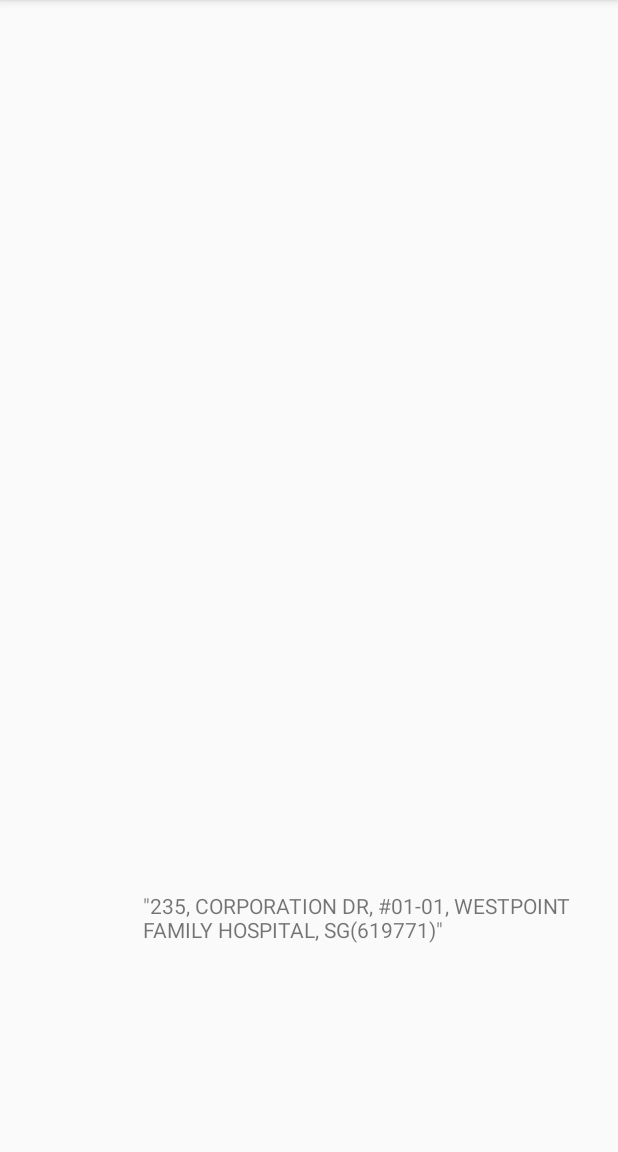
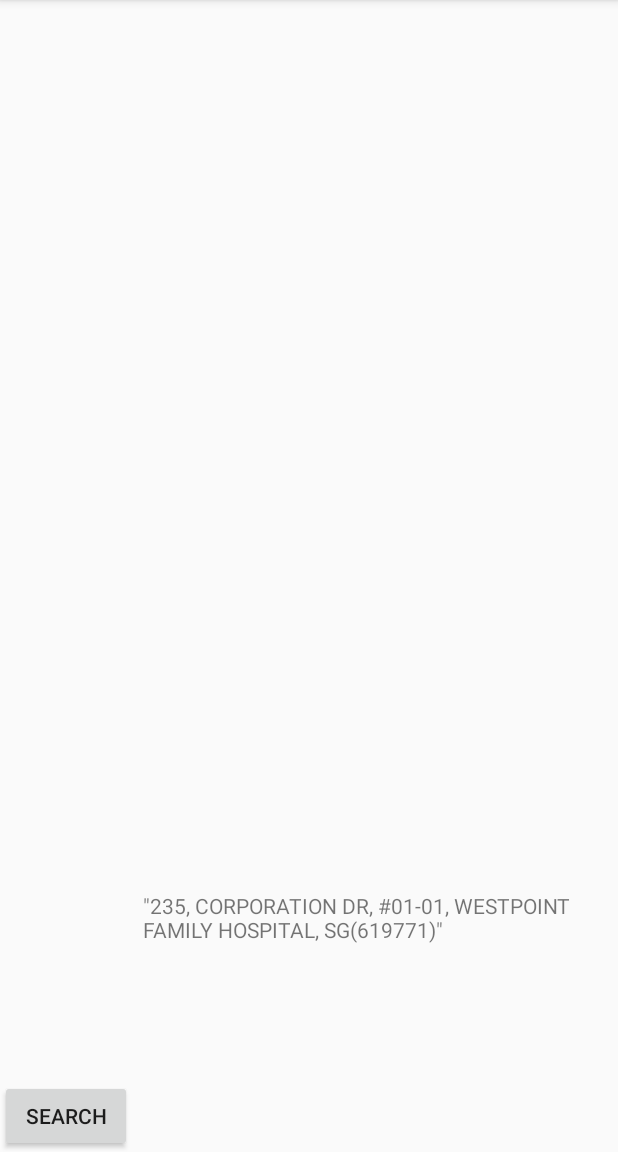
Before and after one commit to Veronica0617/CZ2006, an Android app: the screen it shows after launch (MainActivity), on a phone screen of 412 x 824 dp, the part 84-1236 px from its top. Run offline under Robolectric (Android 15) with nearby library versions, the light colour scheme and no system bars; our stand-ins replace Volley; 1 statement that could not run was skipped.

Commit message:
A search activity added

```diff
--- a/app/build.gradle
+++ b/app/build.gradle
@@ -25,6 +25,7 @@
     implementation 'com.google.android.gms:play-services-maps:12.0.1'
     implementation 'com.google.android.gms:play-services-location:12.0.1'
     implementation 'com.android.volley:volley:1.0.0'
+    implementation 'com.android.support:design:28.0.0'
     testImplementation 'junit:junit:4.12'
     androidTestImplementation 'com.android.support.test:runner:1.0.2'
     androidTestImplementation 'com.android.support.test.espresso:espresso-core:3.0.2'
--- a/app/src/main/res/layout/activity_main.xml
+++ b/app/src/main/res/layout/activity_main.xml
@@ -28,4 +28,14 @@
         android:layout_marginBottom="16dp"
         android:layout_marginStart="95dp" />
 
+    <Button
+        android:layout_width="wrap_content"
+        android:layout_height="wrap_content"
+        android:layout_alignParentStart="true"
+        android:layout_alignParentBottom="true"
+        android:layout_marginStart="0dp"
+        android:layout_marginBottom="0dp"
+        android:onClick="onClick"
+        android:text="Search" />
+
 </RelativeLayout>
--- /dev/null
+++ b/app/src/main/res/values/dimens.xml
@@ -0,0 +1,3 @@
+<resources>
+    <dimen name="fab_margin">16dp</dimen>
+</resources>
--- a/app/src/main/res/values/strings.xml
+++ b/app/src/main/res/values/strings.xml
@@ -1,3 +1,4 @@
 <resources>
     <string name="app_name">SE_project</string>
+    <string name="title_activity_list_activity">List_activity</string>
 </resources>
--- a/app/src/main/res/values/styles.xml
+++ b/app/src/main/res/values/styles.xml
@@ -8,4 +8,13 @@
         <item name="colorAccent">@color/colorAccent</item>
     </style>
 
+    <style name="AppTheme.NoActionBar">
+        <item name="windowActionBar">false</item>
+        <item name="windowNoTitle">true</item>
+    </style>
+
+    <style name="AppTheme.AppBarOverlay" parent="ThemeOverlay.AppCompat.Dark.ActionBar" />
+
+    <style name="AppTheme.PopupOverlay" parent="ThemeOverlay.AppCompat.Light" />
+
 </resources>
```
Also changed, not shown: app/src/main/AndroidManifest.xml (+9 -2 lines), app/src/main/java/com/example/se_project/List_activity.java (added, +29 -0 lines), app/src/main/java/com/example/se_project/MainActivity.java (+21 -1 lines), app/src/main/res/layout/activity_list_activity.xml (added, +33 -0 lines), app/src/main/res/layout/content_list_activity.xml (added, +21 -0 lines).
